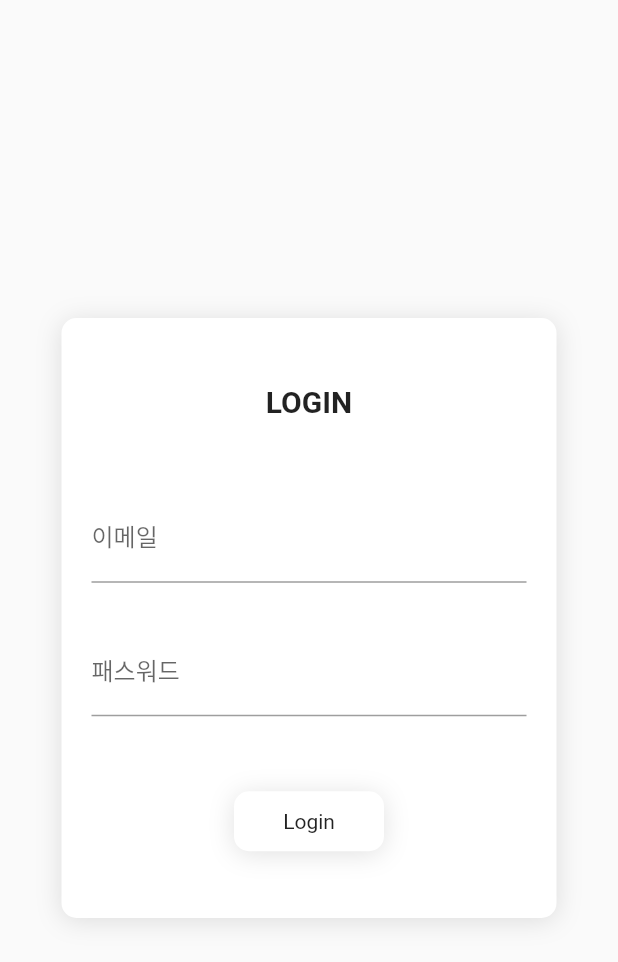
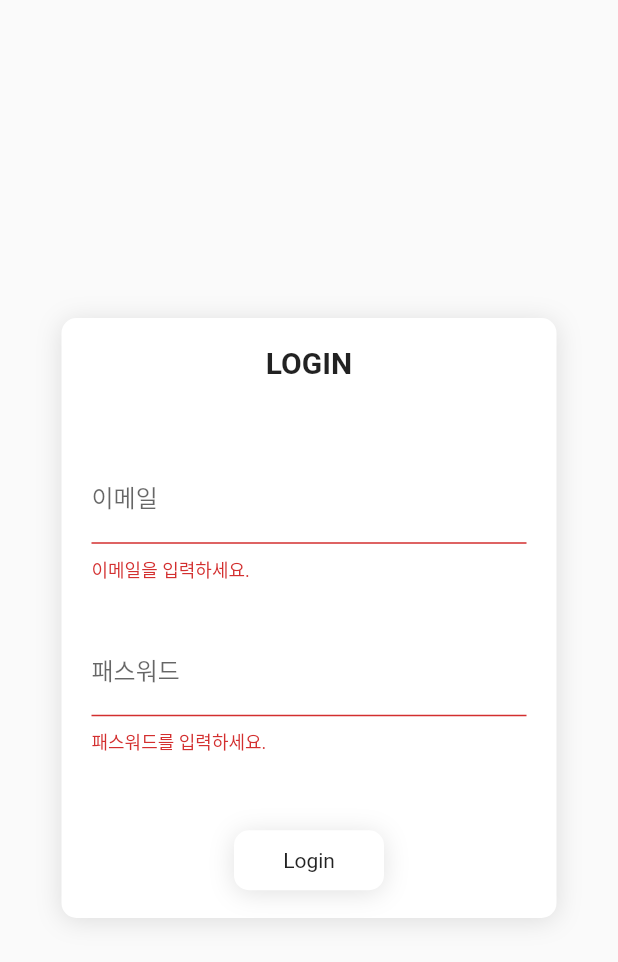
Before and after one commit to jeongwoo0427/flutter_test_chatapp, a Flutter app: the LoginScreen screen opened by its route, after a tap on "Login", on a phone screen of 412 x 824 dp. Shown: the top 962 px of the screen. Run offline on Flutter 3.47's test engine with Material 2 defaults, Android fonts, the phone set to English and light mode, and no system bars; our stand-ins replace cloud_firestore, firebase_auth, firebase_core, shared_preferences; accounts and stored records are empty; network calls fail.

Commit message:
ValidatorMinxin 클래스 추가

```diff
--- /dev/null
+++ b/lib/mixin/validator_mixin.dart
@@ -0,0 +1,26 @@
+
+import 'package:flutter/material.dart';
+
+mixin ValidatorMinxin {
+  final validationKey = GlobalKey<FormState>();
+
+  bool checkValidate(){
+    return validationKey.currentState!.validate();
+  }
+
+  String? emailValidation(final value){
+    if(value.toString().trim() ==''){
+      return '이메일을 입력하세요.';
+    }
+
+    return null;
+  }
+
+  String? passwordValidation(final value){
+    if(value.toString().trim() == ''){
+      return '패스워드를 입력하세요.';
+    }
+
+    return null;
+  }
+}
--- a/lib/screen/start/login_screen.dart
+++ b/lib/screen/start/login_screen.dart
@@ -1,4 +1,5 @@
 import 'package:flutter/material.dart';
+import 'package:flutter_test_chatapp/mixin/validator_mixin.dart';
 import 'package:flutter_test_chatapp/widget/front_container_widget.dart';
 import 'package:flutter_test_chatapp/widget/input/rounded_input_widget.dart';
 
@@ -9,9 +10,7 @@ class LoginScreen extends StatefulWidget {
   State<LoginScreen> createState() => _LoginScreenState();
 }
 
-class _LoginScreenState extends State<LoginScreen> {
-
-  final formKey = GlobalKey<FormState>();
+class _LoginScreenState extends State<LoginScreen> with ValidatorMinxin {
 
   @override
   Widget build(BuildContext context) {
@@ -19,28 +18,46 @@ class _LoginScreenState extends State<LoginScreen> {
     return Scaffold(
         body: Center(
       child: FrontContainerWidget(
-        padding: EdgeInsets.symmetric(horizontal: 20,vertical: 15),
+        padding: EdgeInsets.symmetric(horizontal: 20, vertical: 15),
         height: 400,
-          width: 330,
+        width: 330,
         child: Form(
-          key: formKey,
+          key: validationKey,
           child: Column(
             mainAxisSize: MainAxisSize.max,
             crossAxisAlignment: CrossAxisAlignment.center,
             mainAxisAlignment: MainAxisAlignment.center,
             children: [
-              Text('LOGIN',style: TextStyle(fontSize: 20,fontWeight: FontWeight.w700),),
-              SizedBox(height: 50,),
-              RoundedInputWidget(labelText: '이메일',),
-              SizedBox(height: 30,),
-              RoundedInputWidget(labelText: '패스워드',),
-              SizedBox(height: 50,),
+              Text(
+                'LOGIN',
+                style: TextStyle(fontSize: 20, fontWeight: FontWeight.w700),
+              ),
+              SizedBox(
+                height: 50,
+              ),
+              RoundedInputWidget(
+                labelText: '이메일',
+                validator: emailValidation,
+              ),
+              SizedBox(
+                height: 30,
+              ),
+              RoundedInputWidget(
+                labelText: '패스워드',
+                validator: passwordValidation,
+              ),
+              SizedBox(
+                height: 50,
+              ),
               FrontContainerWidget(
-                onTap: (){},
-                width: 100,height: 40,
+                  onTap: () {
+                    if (!checkValidate()) return;
+                  },
+                  width: 100,
+                  height: 40,
                   child: Center(
-                child: Text('Login'),
-              ))
+                    child: Text('Login'),
+                  ))
             ],
           ),
         ),
```
